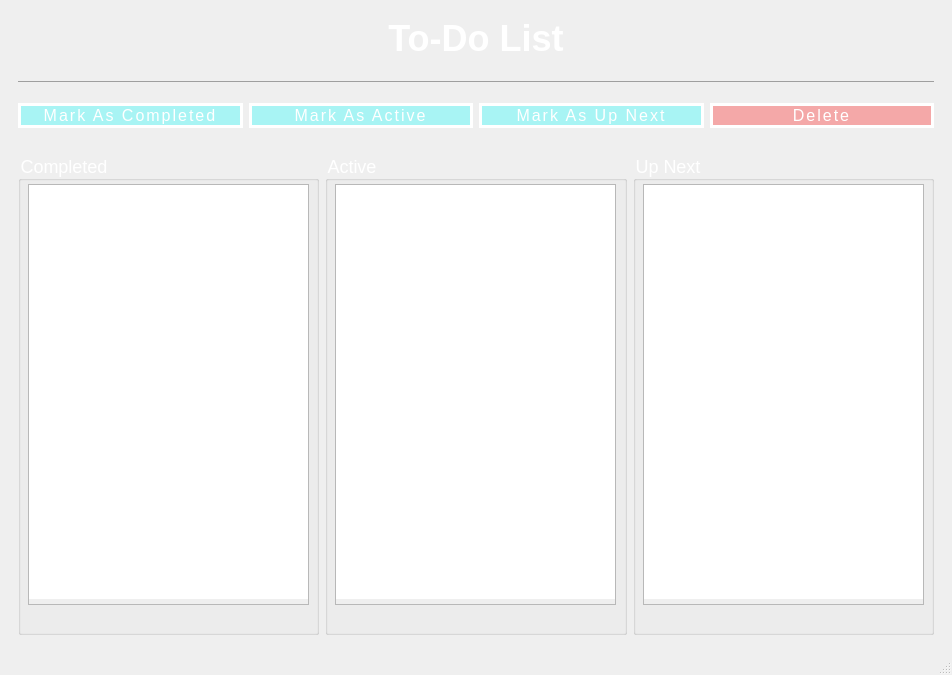
First picture: the form in mainwindow.ui, repository SemProjectGroup/semProject, before the edit.
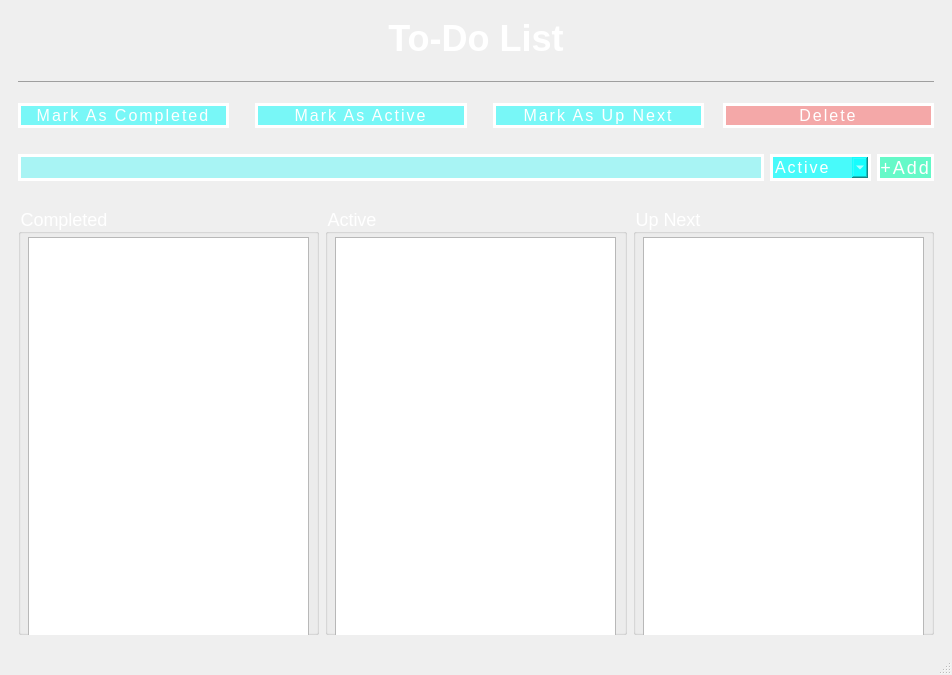
Second picture: the form after the edit. Icons and pictures are not drawn.

Commit message: Added add item to todo list UI with stylings

The edit to the form file:
```diff
--- a/mainwindow.ui
+++ b/mainwindow.ui
@@ -136,7 +136,7 @@
   border: 3px solid;
 border-radius:15;
 border-color: white;
-background-color:rgba(0,255,255,0.3);
+background-color:rgba(0,255,255,0.5);
   padding: 0.25em 0.5em;
   box-shadow: 1px 1px 0px 0px, 2px 2px 0px 0px, 3px 3px 0px 0px, 4px 4px 0px 0px, 5px 5px 0px 0px;
   position: relative;
@@ -149,6 +149,22 @@
             </property>
            </widget>
           </item>
+          <item>
+           <spacer name="verticalSpacer">
+            <property name="orientation">
+             <enum>Qt::Orientation::Vertical</enum>
+            </property>
+            <property name="sizeType">
+             <enum>QSizePolicy::Policy::Maximum</enum>
+            </property>
+            <property name="sizeHint" stdset="0">
+             <size>
+              <width>20</width>
+              <height>40</height>
+             </size>
+            </property>
+           </spacer>
+          </item>
           <item>
            <widget class="QPushButton" name="pushButton_3">
             <property name="sizePolicy">
@@ -168,7 +184,7 @@
   border: 3px solid;
 border-radius:15;
 border-color: white;
-background-color:rgba(0,255,255,0.3);
+background-color:rgba(0,255,255,0.5);
   padding: 0.25em 0.5em;
   box-shadow: 1px 1px 0px 0px, 2px 2px 0px 0px, 3px 3px 0px 0px, 4px 4px 0px 0px, 5px 5px 0px 0px;
   position: relative;
@@ -181,6 +197,22 @@
             </property>
            </widget>
           </item>
+          <item>
+           <spacer name="verticalSpacer_2">
+            <property name="orientation">
+             <enum>Qt::Orientation::Vertical</enum>
+            </property>
+            <property name="sizeType">
+             <enum>QSizePolicy::Policy::Maximum</enum>
+            </property>
+            <property name="sizeHint" stdset="0">
+             <size>
+              <width>20</width>
+              <height>40</height>
+             </size>
+            </property>
+           </spacer>
+          </item>
           <item>
            <widget class="QPushButton" name="pushButton_5">
             <property name="styleSheet">
@@ -194,7 +226,7 @@
   border: 3px solid;
 border-radius:15;
 border-color: white;
-background-color:rgba(0,255,255,0.3);
+background-color:rgba(0,255,255,0.5);
   padding: 0.25em 0.5em;
   box-shadow: 1px 1px 0px 0px, 2px 2px 0px 0px, 3px 3px 0px 0px, 4px 4px 0px 0px, 5px 5px 0px 0px;
   position: relative;
@@ -207,6 +239,22 @@
             </property>
            </widget>
           </item>
+          <item>
+           <spacer name="verticalSpacer_3">
+            <property name="orientation">
+             <enum>Qt::Orientation::Vertical</enum>
+            </property>
+            <property name="sizeType">
+             <enum>QSizePolicy::Policy::Maximum</enum>
+            </property>
+            <property name="sizeHint" stdset="0">
+             <size>
+              <width>13</width>
+              <height>32</height>
+             </size>
+            </property>
+           </spacer>
+          </item>
           <item>
            <widget class="QPushButton" name="pushButton_2">
             <property name="sizePolicy">
@@ -254,6 +302,128 @@
           </property>
          </spacer>
         </item>
+        <item>
+         <layout class="QHBoxLayout" name="horizontalLayout_2">
+          <item>
+           <widget class="QLineEdit" name="lineEdit">
+            <property name="sizePolicy">
+             <sizepolicy hsizetype="Expanding" vsizetype="Maximum">
+              <horstretch>0</horstretch>
+              <verstretch>0</verstretch>
+             </sizepolicy>
+            </property>
+            <property name="styleSheet">
+             <string notr="true">font-family: &quot;Open Sans&quot;, sans-serif;
+  font-size: 16px;
+  letter-spacing: 2px;
+  text-decoration: none;
+  text-transform: uppercase;
+  color: white;
+  cursor: pointer;
+  border: 3px solid;
+border-radius:15;
+border-color: white;
+background-color:rgba(0,255,255,0.3);
+  padding: 0.25em 0.5em;
+  box-shadow: 1px 1px 0px 0px, 2px 2px 0px 0px, 3px 3px 0px 0px, 4px 4px 0px 0px, 5px 5px 0px 0px;
+  position: relative;
+  user-select: none;
+  -webkit-user-select: none;
+  touch-action: manipulation;</string>
+            </property>
+           </widget>
+          </item>
+          <item>
+           <widget class="QComboBox" name="comboBox">
+            <property name="sizePolicy">
+             <sizepolicy hsizetype="Preferred" vsizetype="Maximum">
+              <horstretch>0</horstretch>
+              <verstretch>0</verstretch>
+             </sizepolicy>
+            </property>
+            <property name="styleSheet">
+             <string notr="true">font-family: &quot;Open Sans&quot;, sans-serif;
+  font-size: 16px;
+  letter-spacing: 2px;
+  text-decoration: none;
+  text-transform: uppercase;
+  color: white;
+  cursor: pointer;
+  border: 3px solid;
+border-radius:15;
+border-color: white;
+background-color:rgba(0,255,255,0.7);
+  padding: 0.25em 0.5em;
+  box-shadow: 1px 1px 0px 0px, 2px 2px 0px 0px, 3px 3px 0px 0px, 4px 4px 0px 0px, 5px 5px 0px 0px;
+  position: relative;
+  user-select: none;
+  -webkit-user-select: none;
+  touch-action: manipulation;</string>
+            </property>
+            <item>
+             <property name="text">
+              <string>Active</string>
+             </property>
+            </item>
+            <item>
+             <property name="text">
+              <string>Completed</string>
+             </property>
+            </item>
+            <item>
+             <property name="text">
+              <string>Up Next</string>
+             </property>
+            </item>
+           </widget>
+          </item>
+          <item>
+           <widget class="QPushButton" name="pushButton_6">
+            <property name="sizePolicy">
+             <sizepolicy hsizetype="Minimum" vsizetype="Maximum">
+              <horstretch>0</horstretch>
+              <verstretch>0</verstretch>
+             </sizepolicy>
+            </property>
+            <property name="styleSheet">
+             <string notr="true">font-family: &quot;Open Sans&quot;, sans-serif;
+  font-size: 18px;
+  letter-spacing: 2px;
+  text-decoration: none;
+  text-transform: uppercase;
+  color: white;
+  cursor: pointer;
+  border: 3px solid;
+border-radius:15;
+border-color: white;
+background-color:rgba(42, 254, 183,0.7);
+  padding: 0.25em 0.5em;
+  box-shadow: 1px 1px 0px 0px, 2px 2px 0px 0px, 3px 3px 0px 0px, 4px 4px 0px 0px, 5px 5px 0px 0px;
+  position: relative;
+  user-select: none;
+  -webkit-user-select: none;
+  touch-action: manipulation;</string>
+            </property>
+            <property name="text">
+             <string>+Add</string>
+            </property>
+           </widget>
+          </item>
+         </layout>
+        </item>
+        <item>
+         <spacer name="horizontalSpacer_2">
+          <property name="orientation">
+           <enum>Qt::Orientation::Horizontal</enum>
+          </property>
+          <property name="sizeHint" stdset="0">
+           <size>
+            <width>40</width>
+            <height>20</height>
+           </size>
+          </property>
+         </spacer>
+        </item>
         <item>
          <layout class="QGridLayout" name="gridLayout">
           <item row="0" column="1">
```
Left out of the diff: 48 changed lines with no effect on the pictures. The commit also changes 6 other files.
